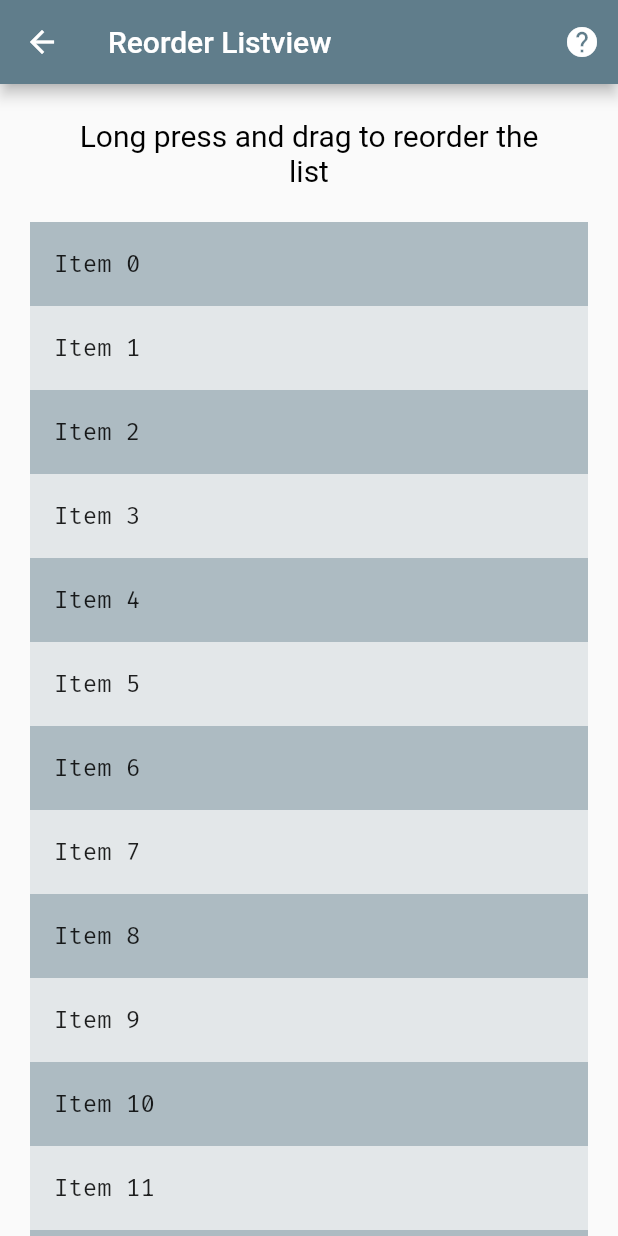
After one commit to nguyenlambuu/flutter100days, a Flutter app: the Day42ReorderableListView screen opened directly, on a phone screen of 412 x 824 dp. The commit adds this screen. Run offline on Flutter 3.47's test engine with Material 2 defaults, Android fonts, the light colour scheme and no system bars; our stand-ins replace get, google_fonts.

Commit message:
ReorderableListView

```diff
--- a/_100_/lib/routes/routes.dart
+++ b/_100_/lib/routes/routes.dart
@@ -39,6 +39,7 @@ import '../screens/day_038_aspect_ratio.dart';
 import '../screens/day_039_limited_box.dart';
 import '../screens/day_040_place_holder.dart';
 import '../screens/day_041_rich_text.dart';
+import '../screens/day_042_reorderable_listview.dart';
 
 Map _routes = {
   "SafeArea": Day1SafeArea(),
@@ -82,6 +83,7 @@ Map _routes = {
   "LimitedBox": Day39LimitedBox(),
   "PlaceHolder": Day40PlaceHolder(),
   "RichText": Day41RichText(),
+  "ReOrderListView": Day42ReorderableListView(),
 };
 
 get routes {
--- /dev/null
+++ b/_100_/lib/screens/day_042_reorderable_listview.dart
@@ -0,0 +1,69 @@
+import 'package:flutter/material.dart';
+
+import '../components/help_icon_button.dart';
+
+class Day42ReorderableListView extends StatefulWidget {
+  @override
+  _Day42ReorderableListViewState createState() =>
+      _Day42ReorderableListViewState();
+}
+
+class _Day42ReorderableListViewState extends State<Day42ReorderableListView> {
+  final List<int> _items = List<int>.generate(30, (index) => index);
+
+  @override
+  Widget build(BuildContext context) {
+    final ColorScheme colorScheme = Theme.of(context).colorScheme;
+    final Color oddItemColor = colorScheme.primary.withOpacity(0.15);
+    final Color evenItemColor = colorScheme.primary.withOpacity(0.5);
+
+    return Scaffold(
+      appBar: AppBar(
+        title: Text('Reorder Listview'),
+        actions: [
+          HelpIconButton(
+              url:
+                  'https://api.flutter.dev/flutter/widgets/RichText-class.html')
+        ],
+      ),
+      body: SafeArea(
+        child: Container(
+          child: ReorderableListView(
+            padding: const EdgeInsets.symmetric(horizontal: 20.0),
+            header: Padding(
+              padding: const EdgeInsets.symmetric(horizontal: 20.0),
+              child: RichText(
+                textAlign: TextAlign.center,
+                text: TextSpan(
+                  children: [
+                    TextSpan(
+                      text: "\nLong press and drag to reorder the list\n",
+                      style: TextStyle(fontSize: 20, color: Colors.black),
+                    ),
+                  ],
+                ),
+              ),
+            ),
+            children: [
+              for (int index = 0; index < _items.length; index++)
+                ListTile(
+                  key: Key('$index'),
+                  title: Text('Item ${_items[index]}'),
+                  tileColor: _items[index].isOdd ? oddItemColor : evenItemColor,
+                )
+            ],
+            onReorder: (int oldIndex, int newIndex) {
+              setState(() {
+                if (oldIndex < newIndex) {
+                  newIndex -= 1;
+                }
+
+                _items.insert(newIndex, _items.removeAt(oldIndex));
+              });
+            },
+          ),
+        ),
+      ),
+    );
+  }
+}
```
